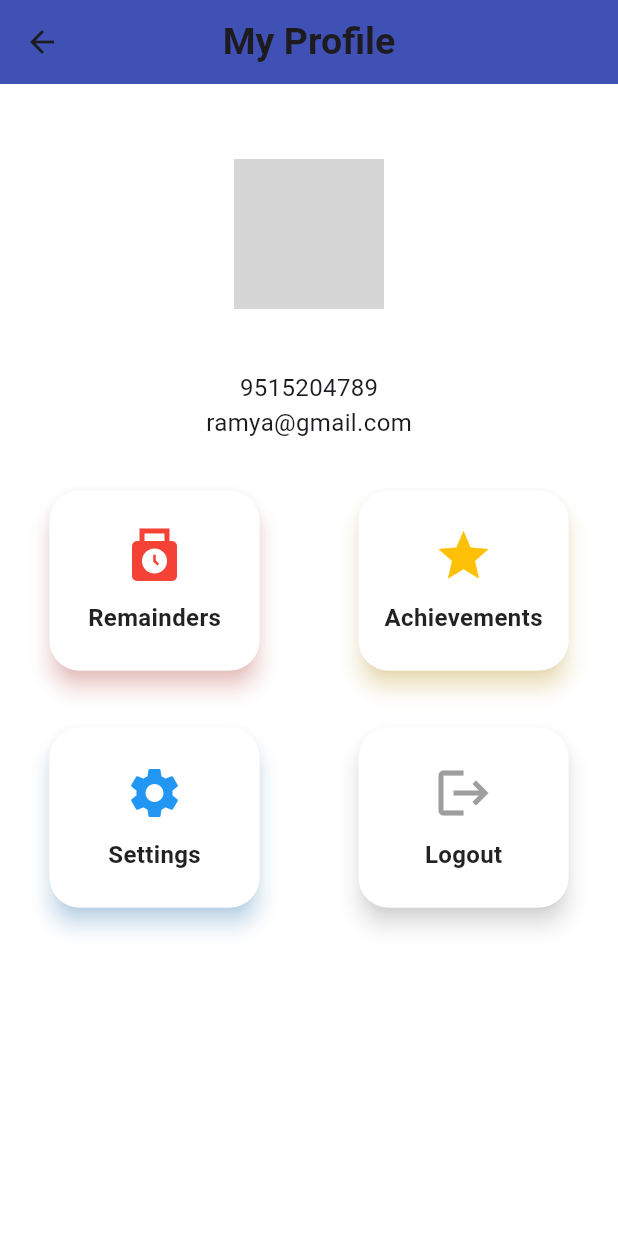
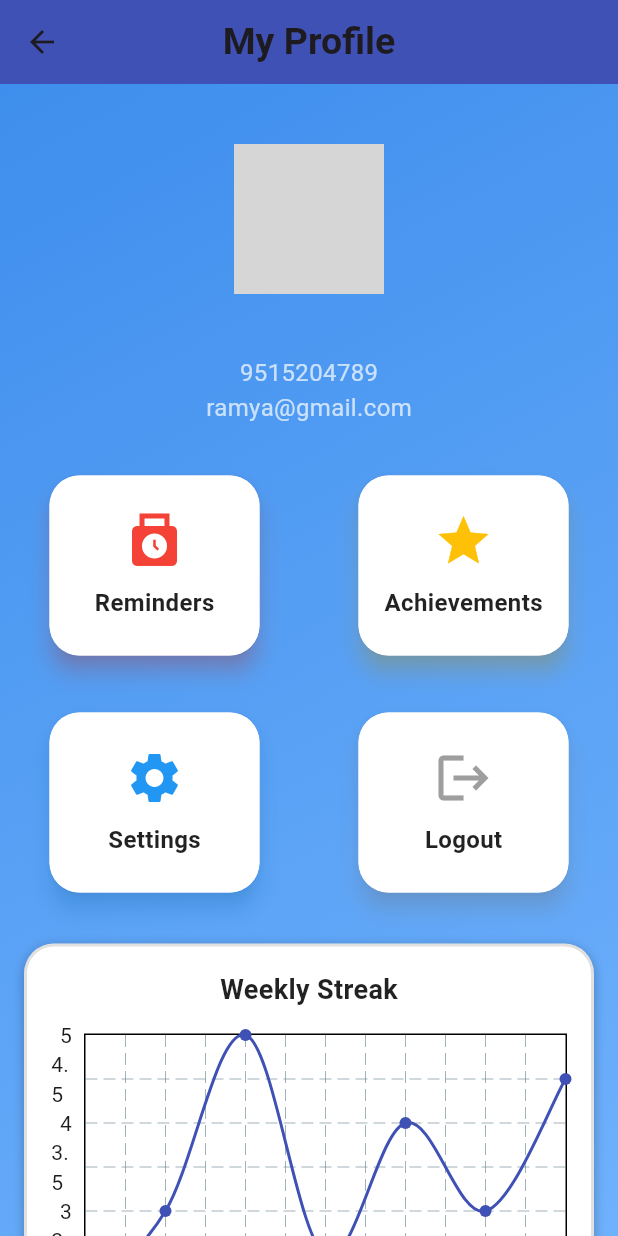
Before and after one commit to Ramya755/app4, a Flutter app: the MyProfile screen opened directly with empty values, on a phone screen of 412 x 824 dp. Run offline on Flutter 3.47's test engine with Material 3 defaults, Android fonts, the phone set to English and light mode, and no system bars; drawn by our look-alikes of fl_chart; our stand-ins replace carousel_slider, curved_navigation_bar, device_preview, flutter_map, latlong2; network calls fail; grey boxes are pictures that could not be loaded.

Commit message:
added weekly streak

```diff
--- a/lib/main.dart
+++ b/lib/main.dart
@@ -9,7 +9,8 @@ void main(){
     DeviceOrientation.portraitUp
 
   ]) ;
-  runApp(DevicePreview(builder: (context)=>MyApp()));}
+  runApp(DevicePreview(builder: (context)=>MyApp()));
+  }
 
 class MyApp extends StatelessWidget {
   const MyApp({super.key});
--- a/lib/profile.dart
+++ b/lib/profile.dart
@@ -1,28 +1,71 @@
 import 'package:flutter/material.dart';
+import 'package:fl_chart/fl_chart.dart';
+
 class MyProfile extends StatefulWidget {
-  String name;
-   MyProfile({super.key,required this.name});
+  final String name;
+  const MyProfile({super.key, required this.name});
 
   @override
-  State<MyProfile> createState() => _MyAppState();
+  State<MyProfile> createState() => _MyProfileState();
 }
 
-class _MyAppState extends State<MyProfile> {
+class _MyProfileState extends State<MyProfile> with SingleTickerProviderStateMixin {
+  late AnimationController _controller;
+  late Animation<Offset> _offsetAnimation;
+
+  @override
+  void initState() {
+    super.initState();
+    _controller = AnimationController(
+      duration: const Duration(milliseconds: 800),
+      vsync: this,
+    )..forward();
+
+    _offsetAnimation = Tween<Offset>(
+      begin: const Offset(0.0, 0.5),
+      end: Offset.zero,
+    ).animate(CurvedAnimation(
+      parent: _controller,
+      curve: Curves.easeOut,
+    ));
+  }
+
+  @override
+  void dispose() {
+    _controller.dispose();
+    super.dispose();
+  }
+
   @override
   Widget build(BuildContext context) {
     return Scaffold(
-      appBar: AppBar(title: Text("My Profile",style: TextStyle(fontSize: 25,fontWeight: FontWeight.bold),),centerTitle: true,backgroundColor: Colors.indigo,),
-      backgroundColor: Colors.white,
-      body: Stack(
-        clipBehavior: Clip.none,
-        children: [
-          const Padding(padding: EdgeInsets.only(top: 30)),
-          SizedBox(
-            width: double.infinity,
+      appBar: AppBar(
+        title: const Text(
+          "My Profile",
+          style: TextStyle(fontSize: 25, fontWeight: FontWeight.bold),
+        ),
+        centerTitle: true,
+        backgroundColor: Colors.indigo, // Changed back to strong blue
+      ),
+      body: Container(
+        width: double.infinity,
+        decoration: const BoxDecoration(
+          gradient: LinearGradient(
+            colors: [
+              Color(0xFF3E8EED), // strong university-blue gradient
+              Color(0xFF6FB1FC),
+            ],
+            begin: Alignment.topLeft,
+            end: Alignment.bottomRight,
+          ),
+        ),
+        child: SlideTransition(
+          position: _offsetAnimation,
+          child: SingleChildScrollView(
             child: Column(
               crossAxisAlignment: CrossAxisAlignment.start,
               children: [
-                const SizedBox(height: 50),
+                const SizedBox(height: 40),
                 const Center(
                   child: CircleAvatar(
                     backgroundImage: NetworkImage(
@@ -32,14 +75,23 @@ class _MyAppState extends State<MyProfile> {
                   ),
                 ),
                 const SizedBox(height: 10),
-                 Center(child: Text(widget.name, style: TextStyle(fontSize: 22, fontWeight: FontWeight.bold))),
-                Center(child: Text("9515204789", style: TextStyle(fontSize: 16))),
-                Center(child: Text("ramya@gmail.com", style: TextStyle(fontSize: 16))),
+                Center(
+                  child: Text(
+                    widget.name,
+                    style: const TextStyle(fontSize: 22, fontWeight: FontWeight.bold, color: Colors.white),
+                  ),
+                ),
+                const Center(
+                  child: Text("9515204789", style: TextStyle(fontSize: 16, color: Colors.white70)),
+                ),
+                const Center(
+                  child: Text("ramya@gmail.com", style: TextStyle(fontSize: 16, color: Colors.white70)),
+                ),
                 const SizedBox(height: 30),
                 Row(
                   mainAxisAlignment: MainAxisAlignment.spaceAround,
                   children: [
-                    _buildCard(Icons.punch_clock, "Remainders", Colors.red),
+                    _buildCard(Icons.punch_clock, "Reminders", Colors.red),
                     _buildCard(Icons.star, "Achievements", Colors.amber),
                   ],
                 ),
@@ -51,10 +103,84 @@ class _MyAppState extends State<MyProfile> {
                     _buildCard(Icons.logout, "Logout", Colors.grey),
                   ],
                 ),
+                const SizedBox(height: 30),
+                Padding(
+                  padding: const EdgeInsets.symmetric(horizontal: 16),
+                  child: Container(
+                    decoration: BoxDecoration(
+                      color: Colors.white,
+                      borderRadius: BorderRadius.circular(20),
+                      border: Border.all(color: Colors.black12, width: 2),
+                      boxShadow: [
+                        BoxShadow(
+                          color: Colors.black26,
+                          blurRadius: 6,
+                          offset: Offset(0, 2),
+                        ),
+                      ],
+                    ),
+                    padding: const EdgeInsets.all(16),
+                    child: Column(
+                      children: [
+                        const Text(
+                          "Weekly Streak",
+                          style: TextStyle(fontSize: 18, fontWeight: FontWeight.bold, color: Colors.black87),
+                        ),
+                        const SizedBox(height: 16),
+                        SizedBox(
+                          height: 200,
+                          child: LineChart(
+                            LineChartData(
+                              gridData: FlGridData(show: true),
+                              titlesData: FlTitlesData(
+                                bottomTitles: AxisTitles(
+                                  sideTitles: SideTitles(
+                                    showTitles: true,
+                                    getTitlesWidget: (value, _) {
+                                      const days = ["Mon", "Tue", "Wed", "Thu", "Fri", "Sat", "Sun"];
+                                      return Text(days[value.toInt() % days.length], style: const TextStyle(fontSize: 12));
+                                    },
+                                  ),
+                                ),
+                                leftTitles: AxisTitles(
+                                  sideTitles: SideTitles(showTitles: true),
+                                ),
+                                rightTitles: AxisTitles(
+                                  sideTitles: SideTitles(showTitles: false),
+                                ),
+                                topTitles: AxisTitles(
+                                  sideTitles: SideTitles(showTitles: false),
+                                ),
+                              ),
+                              borderData: FlBorderData(show: true),
+                              lineBarsData: [
+                                LineChartBarData(
+                                  spots: [
+                                    FlSpot(0, 2),
+                                    FlSpot(1, 3),
+                                    FlSpot(2, 5),
+                                    FlSpot(3, 2.5),
+                                    FlSpot(4, 4),
+                                    FlSpot(5, 3),
+                                    FlSpot(6, 4.5),
+                                  ],
+                                  isCurved: true,
+                                  color: Colors.indigo,
+                                  dotData: FlDotData(show: true),
+                                ),
+                              ],
+                            ),
+                          ),
+                        ),
+                      ],
+                    ),
+                  ),
+                ),
+                const SizedBox(height: 30),
               ],
             ),
           ),
-        ],
+        ),
       ),
     );
   }
@@ -67,7 +193,7 @@ class _MyAppState extends State<MyProfile> {
       ),
       shadowColor: color.withOpacity(0.5),
       child: AnimatedContainer(
-        duration: Duration(seconds: 3),
+        duration: const Duration(seconds: 1),
         width: 140,
         height: 120,
         padding: const EdgeInsets.all(16),
@@ -80,7 +206,7 @@ class _MyAppState extends State<MyProfile> {
           children: [
             Icon(icon, color: color, size: 40),
             const SizedBox(height: 10),
-            Text(label, style: TextStyle(fontSize: 16, fontWeight: FontWeight.bold, color: Colors.black87)),
+            Text(label, style: const TextStyle(fontSize: 16, fontWeight: FontWeight.bold, color: Colors.black87)),
           ],
         ),
       ),
--- a/lib/signup.dart
+++ b/lib/signup.dart
@@ -1,5 +1,4 @@
 import 'package:app4/Home1.dart';
-
 import 'package:flutter/material.dart';
 
 class Mynew extends StatefulWidget {
--- a/pubspec.yaml
+++ b/pubspec.yaml
@@ -38,6 +38,7 @@ dependencies:
   url_launcher: ^6.2.5
   flutter_map: ^6.0.0
   latlong2: ^0.9.0
+  fl_chart: ^0.64.0
 
 dev_dependencies:
   flutter_test:
```
Also changed, not shown: lib/Home.dart (+78 -78 lines), lib/home(events).dart (+17 -17 lines), pubspec.lock.
